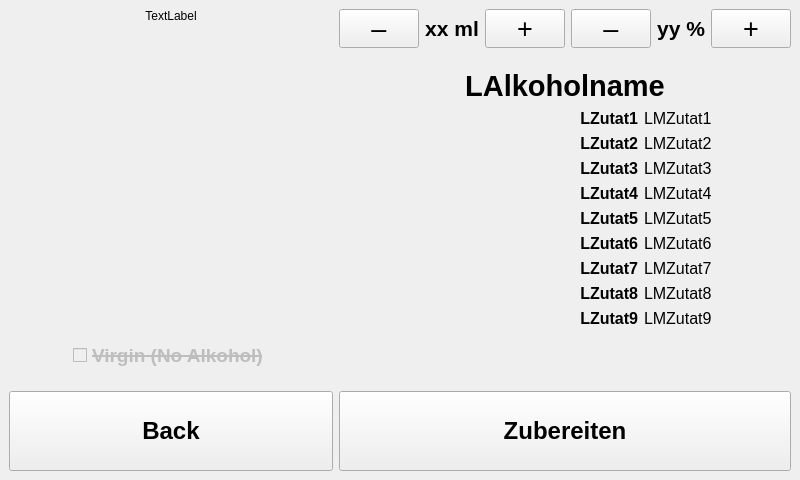
Before: the Qt Designer form src/ui_elements/cocktail_selection.ui in AndreWohnsland/CocktailBerry, drawn with Qt 5.
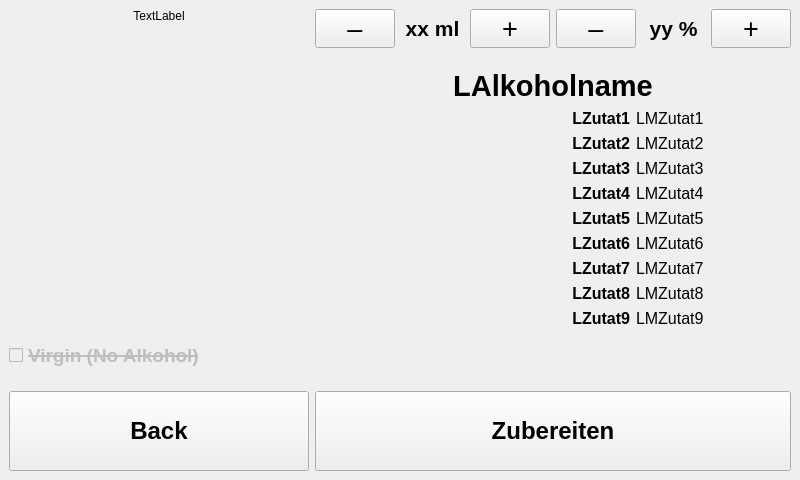
After: the same form once the commit is applied.

Commit message: Remove spacer

The edit to the form file:
```diff
--- a/src/ui_elements/cocktail_selection.ui
+++ b/src/ui_elements/cocktail_selection.ui
@@ -819,19 +819,6 @@
      </item>
      <item row="2" column="0">
       <layout class="QHBoxLayout" name="horizontalLayout">
-       <item>
-        <spacer name="horizontalSpacer">
-         <property name="orientation">
-          <enum>Qt::Horizontal</enum>
-         </property>
-         <property name="sizeHint" stdset="0">
-          <size>
-           <width>40</width>
-           <height>20</height>
-          </size>
-         </property>
-        </spacer>
-       </item>
        <item>
         <widget class="QCheckBox" name="virgin_checkbox">
          <property name="enabled">
@@ -871,19 +858,6 @@
          </property>
         </widget>
        </item>
-       <item>
-        <spacer name="horizontalSpacer_2">
-         <property name="orientation">
-          <enum>Qt::Horizontal</enum>
-         </property>
-         <property name="sizeHint" stdset="0">
-          <size>
-           <width>40</width>
-           <height>20</height>
-          </size>
-         </property>
-        </spacer>
-       </item>
       </layout>
      </item>
      <item row="1" column="0">
```
The commit also changes 1 other file.
